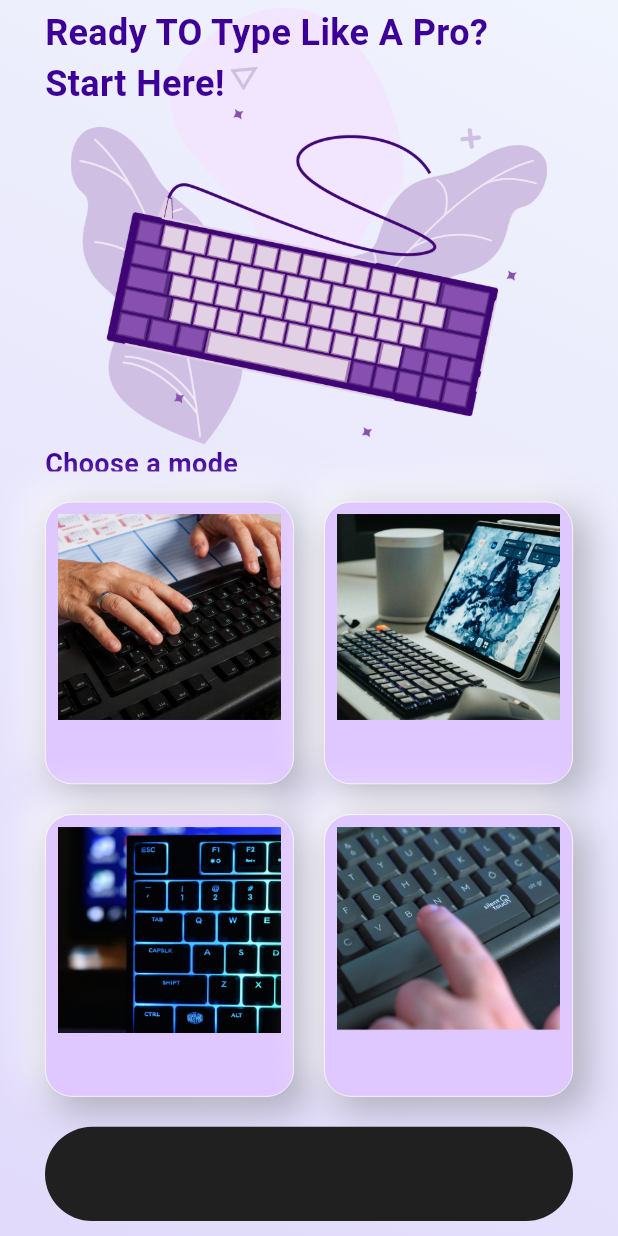
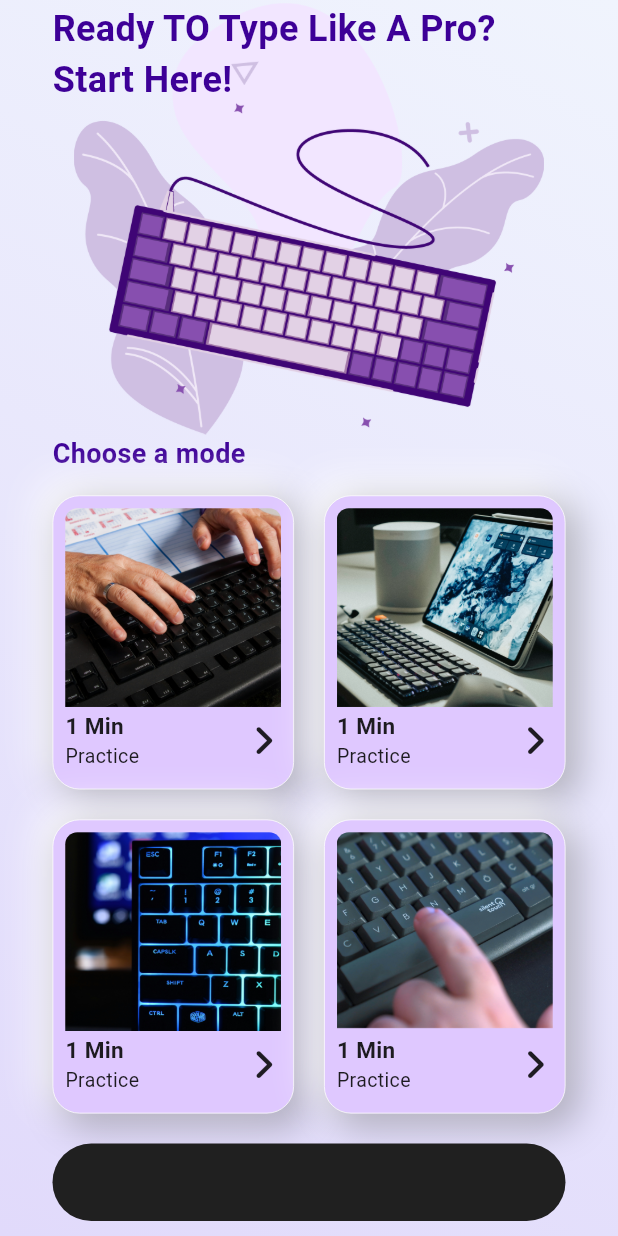
Before and after one commit to chamishkadilina/typingmaster, a Flutter app: the screen it shows after launch, on a phone screen of 412 x 824 dp. Run offline on Flutter 3.47's test engine with Material 3 defaults, Android fonts, the light colour scheme and no system bars; our stand-ins replace font_awesome_flutter.

Commit message:
card text added

```diff
--- a/lib/card_content.dart
+++ b/lib/card_content.dart
@@ -1,4 +1,5 @@
 import 'package:flutter/material.dart';
+import 'package:font_awesome_flutter/font_awesome_flutter.dart';
 
 class CardContent extends StatelessWidget {
   final Widget? imagepath;
@@ -11,11 +12,44 @@ class CardContent extends StatelessWidget {
   @override
   Widget build(BuildContext context) {
     return Column(
-      crossAxisAlignment: CrossAxisAlignment.stretch,
       children: [
         Padding(
-          padding: const EdgeInsets.all(8.0),
-          child: imagepath,
+          padding: const EdgeInsets.only(left: 8, top: 8, right: 8, bottom: 2),
+          child: ClipRRect(
+            borderRadius: const BorderRadiusDirectional.only(
+              topStart: Radius.circular(8),
+              topEnd: Radius.circular(8),
+            ),
+            child: imagepath,
+          ),
+        ),
+        const Padding(
+          padding: EdgeInsets.only(left: 8, top: 0, right: 8, bottom: 2),
+          child: Row(
+            mainAxisAlignment: MainAxisAlignment.spaceBetween,
+            children: [
+              Column(
+                crossAxisAlignment: CrossAxisAlignment.start,
+                children: [
+                  Text(
+                    '1 Min',
+                    style: TextStyle(
+                      fontSize: 15,
+                      fontWeight: FontWeight.bold,
+                    ),
+                  ),
+                  Text(
+                    'Practice',
+                    style: TextStyle(
+                      fontSize: 13,
+                      fontWeight: FontWeight.w400,
+                    ),
+                  ),
+                ],
+              ),
+              Icon(FontAwesomeIcons.angleRight)
+            ],
+          ),
         ),
       ],
     );
--- a/lib/homescreen.dart
+++ b/lib/home_screen.dart
@@ -25,12 +25,12 @@ class _HomeScreenState extends State<HomeScreen> {
         ),
         child: SafeArea(
           child: Padding(
-            padding: const EdgeInsets.fromLTRB(30, 05, 30, 00),
+            padding: const EdgeInsets.fromLTRB(35, 02, 35, 00),
             child: Column(
               crossAxisAlignment: CrossAxisAlignment.start,
               children: [
                 const Expanded(
-                  flex: 16,
+                  flex: 140,
                   child: Stack(
                     children: [
                       Center(
@@ -50,7 +50,7 @@ class _HomeScreenState extends State<HomeScreen> {
                   ),
                 ),
                 const Expanded(
-                  flex: 1,
+                  flex: 10,
                   child: Text(
                     'Choose a mode',
                     style: TextStyle(
@@ -62,7 +62,7 @@ class _HomeScreenState extends State<HomeScreen> {
                 ),
                 //cards
                 Expanded(
-                  flex: 12,
+                  flex: 110,
                   child: Row(
                     children: [
                       Expanded(
@@ -85,7 +85,7 @@ class _HomeScreenState extends State<HomeScreen> {
                   ),
                 ),
                 Expanded(
-                  flex: 12,
+                  flex: 110,
                   child: Row(
                     children: [
                       Expanded(
@@ -109,7 +109,7 @@ class _HomeScreenState extends State<HomeScreen> {
                 ),
                 //Navigation Bar
                 Expanded(
-                  flex: 4,
+                  flex: 30,
                   child: Container(
                     margin: const EdgeInsets.only(bottom: 10),
                     decoration: BoxDecoration(
--- a/lib/main.dart
+++ b/lib/main.dart
@@ -1,5 +1,5 @@
 import 'package:flutter/material.dart';
-import 'package:typingmaster/homescreen.dart';
+import 'package:typingmaster/home_screen.dart';
 
 void main() {
   runApp(const TypingMaster());
```
